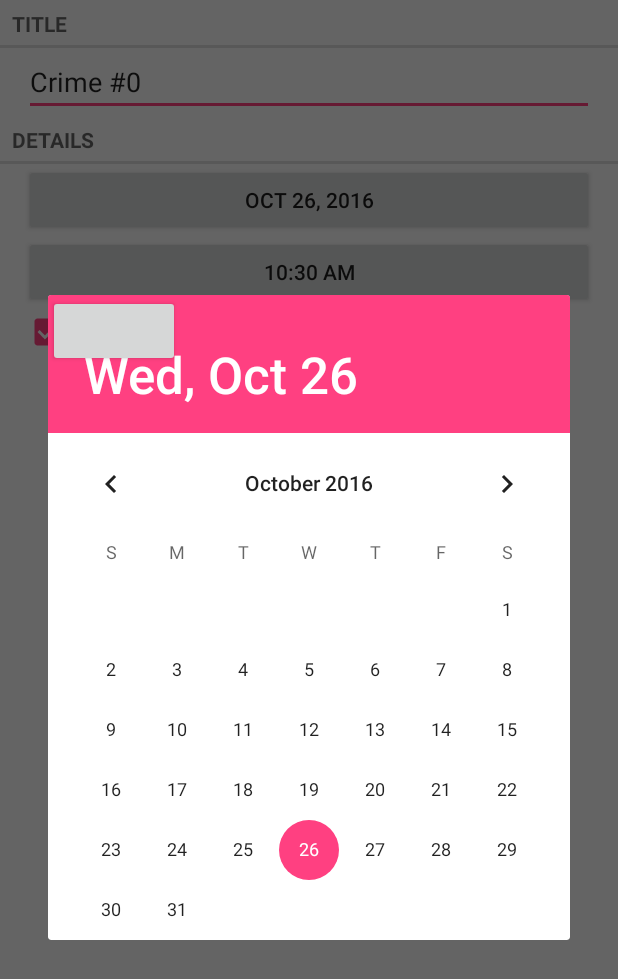
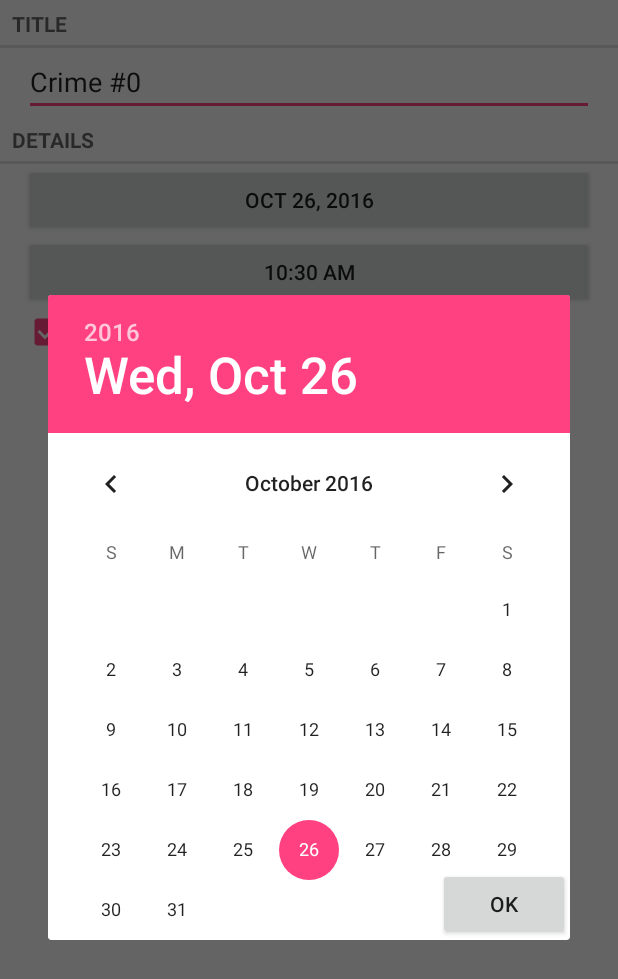
Before and after one commit to TheFirstJeffreyLee/CriminalIntent, an Android app: the fragment DatePickerFragment placed in its activity, on a phone screen of 412 x 824 dp. Shown: the top 979 px of the screen. Run offline under Robolectric (Android 15) with nearby library versions, the phone set to English and light mode, and no system bars; 2 statements that could not run were skipped.

```diff
--- a/app/src/main/java/com/bignerdranch/android/criminalintent/DatePickerFragment.java
+++ b/app/src/main/java/com/bignerdranch/android/criminalintent/DatePickerFragment.java
@@ -60,8 +60,10 @@ public class DatePickerFragment extends DialogFragment {
 
         mDatePicker = (DatePicker) v.findViewById(R.id.dialog_date_date_picker);
         mDatePicker.init(year, month, day, null);
+        getDialog().setTitle(R.string.date_picker_title);
 
         mOkButton = (Button) v.findViewById(R.id.dialog_date_ok_button);
+        mOkButton.setText("OK");
         mOkButton.setOnClickListener(new View.OnClickListener() {
             @Override
             public void onClick(View v) {
@@ -69,43 +71,11 @@ public class DatePickerFragment extends DialogFragment {
                 int month = mDatePicker.getMonth();
                 int day = mDatePicker.getDayOfMonth();
                 Date date = new GregorianCalendar(year, month, day).getTime();
+                getDialog().dismiss();
                 sendResult(Activity.RESULT_OK, date);
             }
         });
 
         return v;
     }
-
-//    @Override
-//    public Dialog onCreateDialog(Bundle savedInstanceState) {
-//        View v = LayoutInflater.from(getActivity()).inflate(R.layout.dialog_date, null);
-//
-//        Date date = (Date) getArguments().getSerializable(ARG_DATE);
-//
-//        Calendar calendar = Calendar.getInstance();
-//        calendar.setTime(date);
-//        int year = calendar.get(Calendar.YEAR);
-//        int month = calendar.get(Calendar.MONTH);
-//        int day = calendar.get(Calendar.DAY_OF_MONTH);
-//
-//        mDatePicker = (DatePicker) v.findViewById(R.id.dialog_date_date_picker);
-//        mDatePicker.init(year, month, day, null);
-//
-//        return new android.support.v7.app.AlertDialog.Builder(getActivity())
-//                .setView(v)
-//                .setTitle(R.string.date_picker_title)
-//                .setPositiveButton(android.R.string.ok,
-//                        new DialogInterface.OnClickListener() {
-//                            @Override
-//                            public void onClick(DialogInterface dialog, int which) {
-//                                int year = mDatePicker.getYear();
-//                                int month = mDatePicker.getMonth();
-//                                int day = mDatePicker.getDayOfMonth();
-//                                Date date = new GregorianCalendar(year, month, day).getTime();
-//                                sendResult(Activity.RESULT_OK, date);
-//                            }
-//                        }
-//                )
-//                .create();
-//    }
 }
--- a/app/src/main/res/layout/dialog_date.xml
+++ b/app/src/main/res/layout/dialog_date.xml
@@ -4,11 +4,12 @@
     android:layout_width="wrap_content"
     android:layout_height="wrap_content"
     android:id="@+id/dialog_date_date_picker"
-    android:calendarViewShown="false">
+    android:calendarViewShown="false" >
 
     <Button
         android:layout_width="wrap_content"
         android:layout_height="wrap_content"
-        android:id="@+id/dialog_date_ok_button" />
+        android:id="@+id/dialog_date_ok_button"
+        android:layout_gravity="bottom|right" />
 
 </DatePicker>
```
